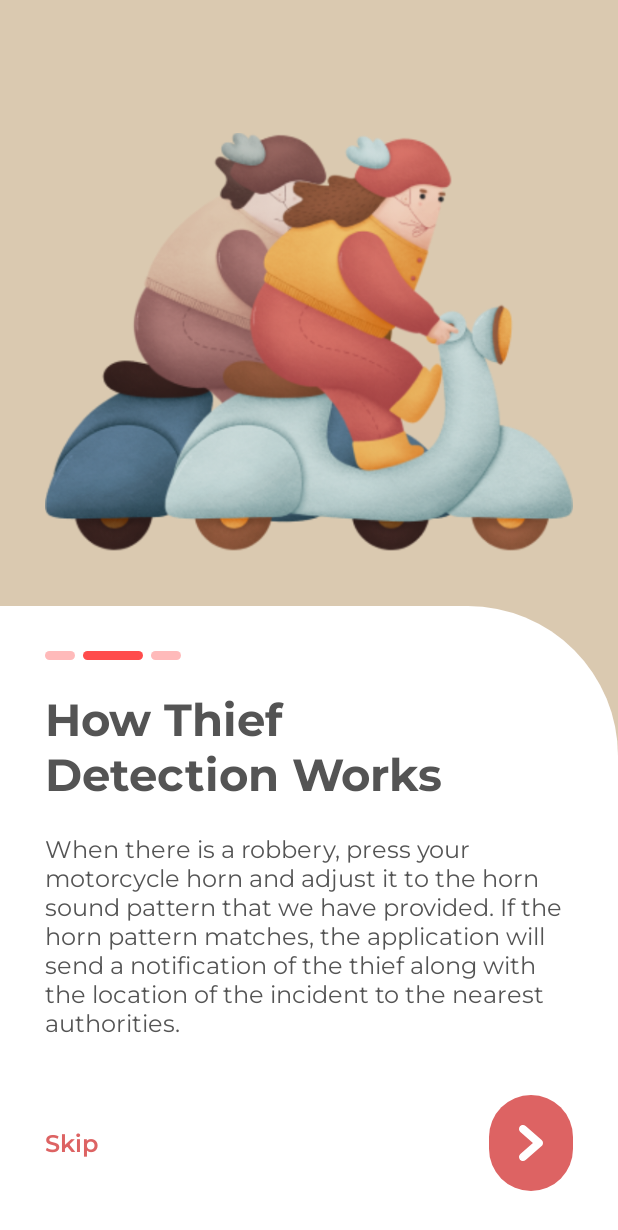
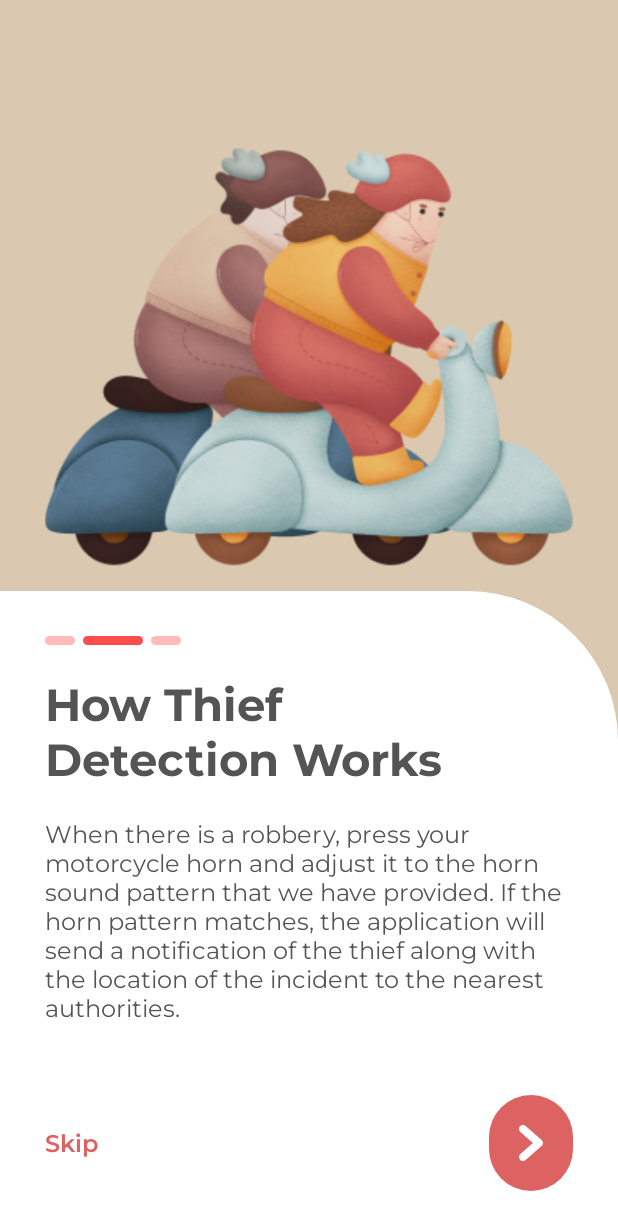
Before and after one commit to Pangeranmw/Dantion, an Android app: the fragment SecondOnboardingFragment placed in its activity, on a phone screen of 412 x 824 dp. Shown: the top 1230 px of the screen. Run offline under Robolectric (Android 15) with nearby library versions, the phone set to English and light mode, and no system bars; our stand-ins replace Dagger/Hilt's generated code; 2 statements that could not run were skipped.

Commit message:
add onboarding

```diff
--- a/app/src/main/res/layout/fragment_second_onboarding.xml
+++ b/app/src/main/res/layout/fragment_second_onboarding.xml
@@ -15,15 +15,16 @@
         android:layout_alignParentStart="true"
         android:layout_alignParentEnd="true"
         android:layout_marginStart="30dp"
-        android:layout_marginTop="30dp"
+        android:layout_marginTop="10dp"
         android:layout_marginEnd="30dp"
-        android:layout_marginBottom="30dp"
-        android:src="@drawable/img_onboarding_2" />
+        android:layout_marginBottom="10dp"
+        android:src="@drawable/img_onboarding_2"
+        android:contentDescription="@string/cd_onboarding_2"/>
 
     <androidx.constraintlayout.widget.ConstraintLayout
         android:id="@+id/constraint"
         android:layout_width="match_parent"
-        android:layout_height="420dp"
+        android:layout_height="430dp"
         android:layout_alignParentBottom="true"
         android:background="@drawable/onboarding_desc_bg"
         android:padding="30dp">
@@ -34,7 +35,8 @@
             android:layout_height="wrap_content"
             android:src="@drawable/onboarding_disable_indicator"
             app:layout_constraintStart_toStartOf="parent"
-            app:layout_constraintTop_toTopOf="parent" />
+            app:layout_constraintTop_toTopOf="parent"
+            android:contentDescription="@string/cd_indicator_1_disable"/>
 
         <ImageView
             android:id="@+id/iv_indicator_2"
@@ -43,7 +45,8 @@
             android:layout_marginStart="5dp"
             android:src="@drawable/onboarding_active_indicator"
             app:layout_constraintStart_toEndOf="@id/iv_indicator_1"
-            app:layout_constraintTop_toTopOf="parent" />
+            app:layout_constraintTop_toTopOf="parent"
+            android:contentDescription="@string/cd_indicator_2_active"/>
 
         <ImageView
             android:id="@+id/iv_indicator_3"
@@ -52,7 +55,8 @@
             android:layout_marginStart="5dp"
             android:src="@drawable/onboarding_disable_indicator"
             app:layout_constraintStart_toEndOf="@id/iv_indicator_2"
-            app:layout_constraintTop_toTopOf="parent" />
+            app:layout_constraintTop_toTopOf="parent"
+            android:contentDescription="@string/cd_indicator_3_disable"/>
 
         <TextView
             android:id="@+id/tv_title"
@@ -103,7 +107,8 @@
             android:src="@drawable/ic_arrow"
             app:layout_constraintBottom_toBottomOf="parent"
             app:layout_constraintEnd_toEndOf="parent"
-            app:layout_constraintTop_toBottomOf="@+id/tv_desc" />
+            app:layout_constraintTop_toBottomOf="@+id/tv_desc"
+            android:contentDescription="@string/next"/>
     </androidx.constraintlayout.widget.ConstraintLayout>
 
 </RelativeLayout>
--- a/app/src/main/res/values/strings.xml
+++ b/app/src/main/res/values/strings.xml
@@ -1,5 +1,16 @@
 <resources>
     <string name="app_name">Dantion</string>
+
+    <string name="cd_onboarding_1">Onboarding Robbery and Accident Detection Illustration</string>
+    <string name="cd_onboarding_2">Onboarding Robbery Illustration</string>
+    <string name="cd_onboarding_3">Onboarding Accident Illustration</string>
+
+    <string name="cd_indicator_1_active">onboarding indicator 1 active</string>
+    <string name="cd_indicator_2_active">onboarding indicator 2 active</string>
+    <string name="cd_indicator_3_active">onboarding indicator 3 active</string>
+    <string name="cd_indicator_1_disable">onboarding indicator 1 disable</string>
+    <string name="cd_indicator_2_disable">onboarding indicator 2 disable</string>
+    <string name="cd_indicator_3_disable">onboarding indicator 3 disable</string>
 
     <string name="onboarding_titles_1">Robbery and Accident Detection</string>
     <string name="onboarding_desc_1">Dantion is a fast response application that can detect robbers and accidents through voice recordings.</string>
@@ -8,5 +19,6 @@
     <string name="onboarding_titles_3">How Accident Detection Works</string>
     <string name="onboarding_desc_3">When a collision sound is detected and also a collision between motorbikes or cars, the application will send an accident notification along with its location to all nearby application users.</string>
     <string name="skip">Skip</string>
+    <string name="next">Next</string>
     <string name="start">Start</string>
 </resources>
```
Also changed, not shown: app/src/main/res/layout/fragment_first_onboarding.xml (+18 -8 lines), app/src/main/res/layout/fragment_third_onboarding.xml (+12 -7 lines), 1 other file.
